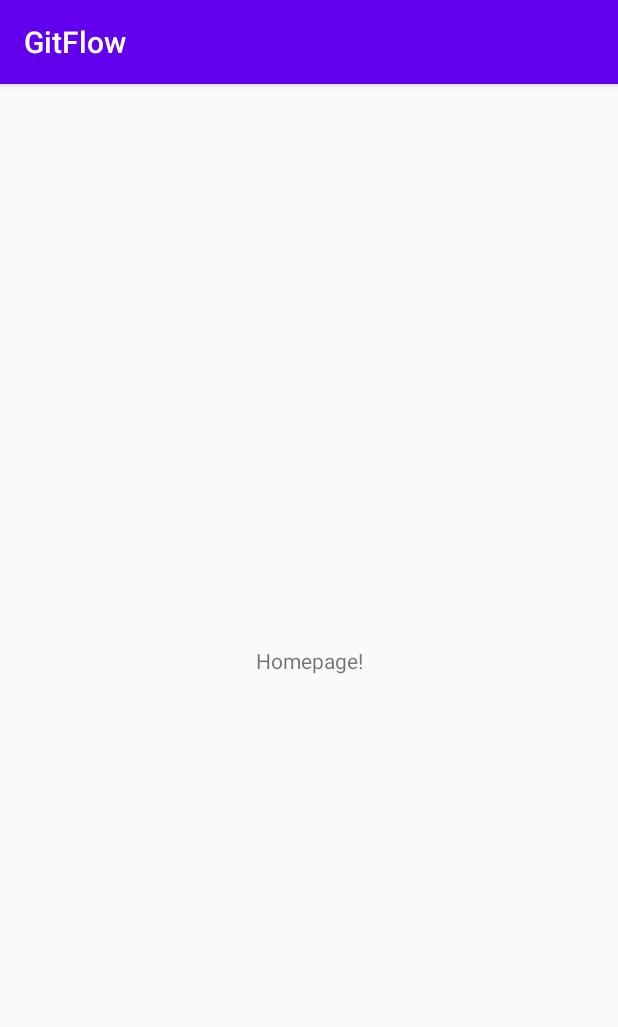
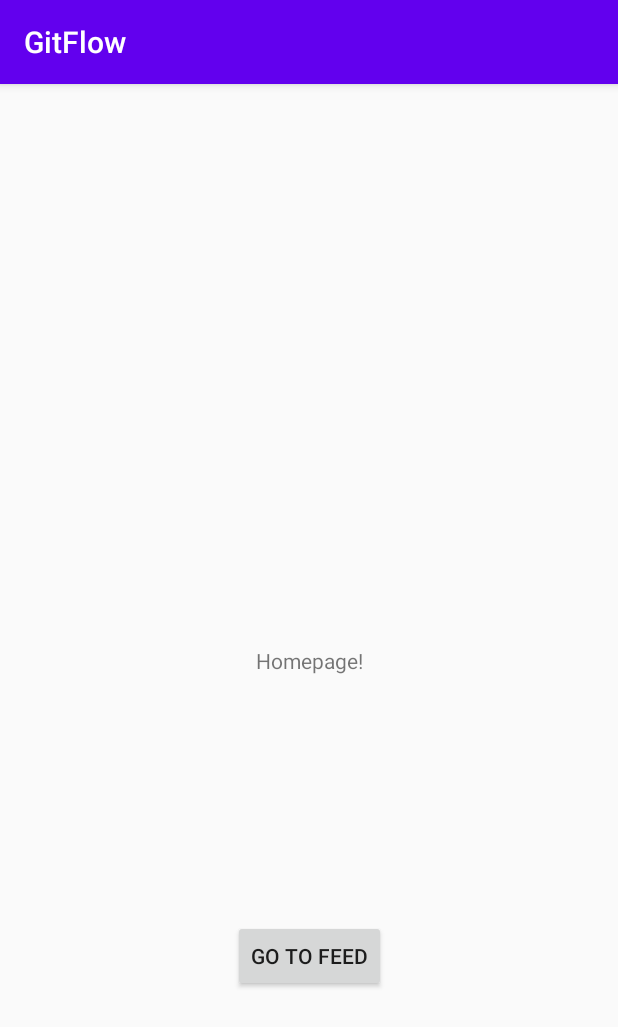
Before and after one commit to vishalecho/git-flow, an Android app: the screen it shows after launch (MainActivity), on a phone screen of 412 x 824 dp. Shown: the top 1027 px of the screen. Run offline under Robolectric (Android 15) with nearby library versions, the phone set to English and light mode, and no system bars.

Commit message:
go to feed screen button added

```diff
--- a/app/src/main/res/layout/activity_main.xml
+++ b/app/src/main/res/layout/activity_main.xml
@@ -7,6 +7,7 @@
     tools:context=".MainActivity">
 
     <TextView
+        android:id="@+id/textView"
         android:layout_width="wrap_content"
         android:layout_height="wrap_content"
         android:text="Homepage!"
@@ -15,4 +16,14 @@
         app:layout_constraintRight_toRightOf="parent"
         app:layout_constraintTop_toTopOf="parent" />
 
+    <Button
+        android:id="@+id/button"
+        android:layout_width="wrap_content"
+        android:layout_height="wrap_content"
+        android:text="go to Feed"
+        app:layout_constraintBottom_toBottomOf="parent"
+        app:layout_constraintEnd_toEndOf="parent"
+        app:layout_constraintStart_toStartOf="parent"
+        app:layout_constraintTop_toBottomOf="@+id/textView" />
+
 </androidx.constraintlayout.widget.ConstraintLayout>
```
